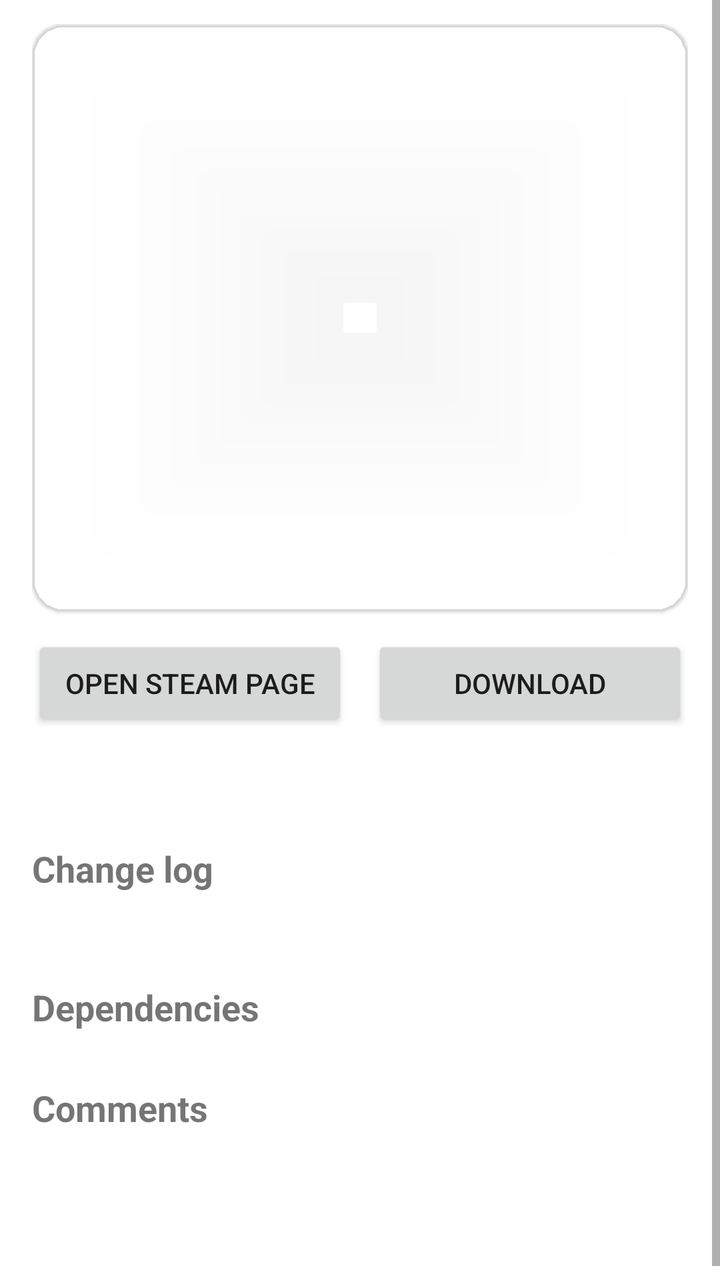
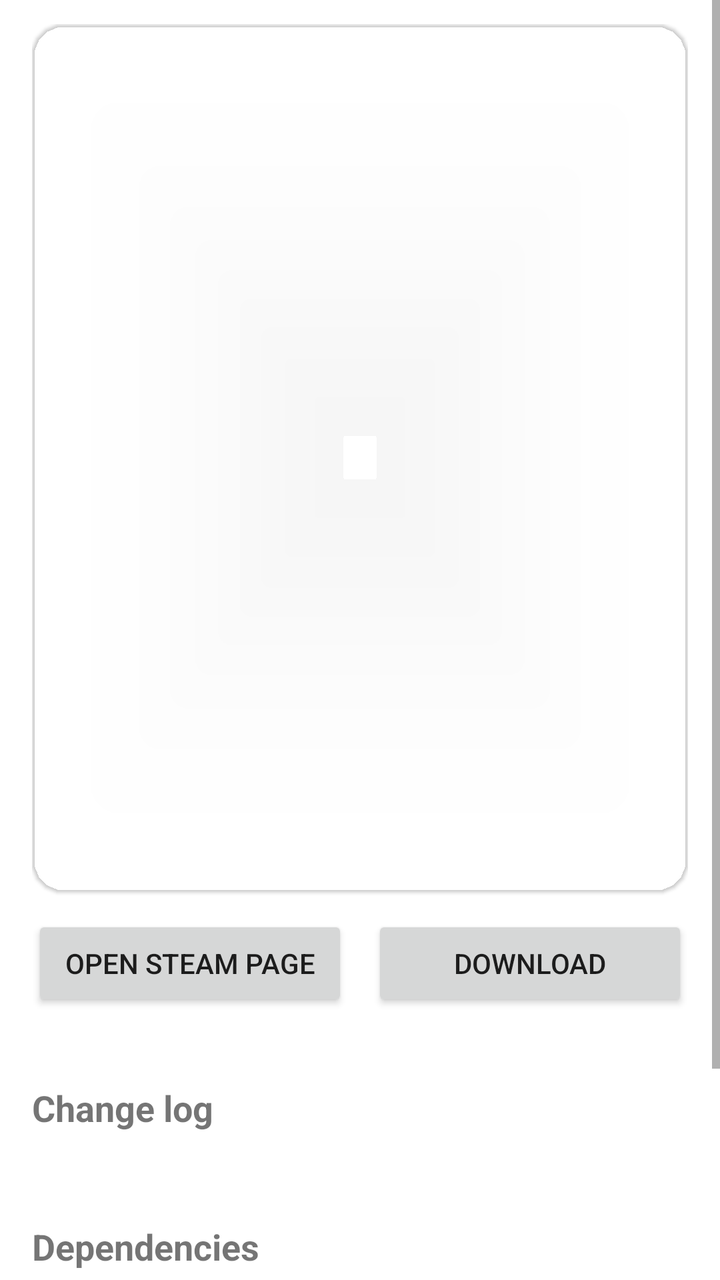

Two renders of the same Android screen: before a commit and after it. Below are the layout's source before the change and the commit's diff.
<!-- AndroidManifest.xml: application theme AppTheme -->
<!-- res/layout/fragment_workshop_detail.xml -->
<?xml version="1.0" encoding="utf-8"?>
<ScrollView xmlns:android="http://schemas.android.com/apk/res/android"
    android:layout_width="match_parent"
    android:layout_height="match_parent"
    android:background="?attr/colorSurface"
    android:fillViewport="true">

    <LinearLayout
        android:layout_width="match_parent"
        android:layout_height="wrap_content"
        android:orientation="vertical"
        android:paddingStart="16dp"
        android:paddingTop="12dp"
        android:paddingEnd="16dp"
        android:paddingBottom="24dp">

        <com.google.android.material.card.MaterialCardView
            android:layout_width="match_parent"
            android:layout_height="wrap_content"
            app:cardBackgroundColor="?attr/colorSurfaceContainerHigh"
            app:cardCornerRadius="16dp"
            xmlns:app="http://schemas.android.com/apk/res-auto">

            <LinearLayout
                android:layout_width="match_parent"
                android:layout_height="wrap_content"
                android:orientation="vertical"
                android:padding="12dp">

                <ImageView
                    android:id="@+id/workshop_detail_image"
                    android:layout_width="match_parent"
                    android:layout_height="wrap_content"
                    android:adjustViewBounds="true"
                    android:background="?attr/colorSurfaceContainerHighest"
                    android:contentDescription="@string/workshop_cover"
                    android:maxHeight="320dp"
                    android:minHeight="160dp"
                    android:scaleType="fitCenter" />

                <TextView
                    android:id="@+id/workshop_detail_title"
                    android:layout_width="match_parent"
                    android:layout_height="wrap_content"
                    android:layout_marginTop="12dp"
                    android:textSize="22sp"
                    android:textStyle="bold" />

                <TextView
                    android:id="@+id/workshop_detail_author"
                    android:layout_width="match_parent"
                    android:layout_height="wrap_content"
                    android:layout_marginTop="4dp" />

                <TextView
                    android:id="@+id/workshop_detail_meta"
                    android:layout_width="match_parent"
                    android:layout_height="wrap_content"
                    android:layout_marginTop="2dp"
                    android:textSize="12sp" />

                <TextView
                    android:id="@+id/workshop_detail_tags"
                    android:layout_width="match_parent"
                    android:layout_height="wrap_content"
                    android:layout_marginTop="8dp"
                    android:textStyle="italic" />
            </LinearLayout>
        </com.google.android.material.card.MaterialCardView>

        <LinearLayout
            android:layout_width="match_parent"
            android:layout_height="wrap_content"
            android:layout_marginTop="12dp"
            android:orientation="horizontal">

            <Button
                android:id="@+id/workshop_detail_open_steam"
                android:layout_width="0dp"
                android:layout_height="wrap_content"
                android:layout_marginEnd="6dp"
                android:layout_weight="1"
                android:text="@string/workshop_open_steam" />

            <Button
                android:id="@+id/workshop_detail_download"
                android:layout_width="0dp"
                android:layout_height="wrap_content"
                android:layout_marginStart="6dp"
                android:layout_weight="1"
                android:text="@string/workshop_download" />
        </LinearLayout>

        <Button
            android:id="@+id/workshop_detail_download_dependencies"
            android:layout_width="match_parent"
            android:layout_height="wrap_content"
            android:layout_marginTop="4dp"
            android:text="@string/workshop_download_dependencies"
            android:visibility="gone" />

        <TextView
            android:id="@+id/workshop_detail_description"
            android:layout_width="match_parent"
            android:layout_height="wrap_content"
            android:layout_marginTop="16dp"
            android:lineSpacingExtra="4dp"
            android:textSize="15sp" />

        <TextView
            android:id="@+id/workshop_detail_changes_title"
            android:layout_width="match_parent"
            android:layout_height="wrap_content"
            android:layout_marginTop="20dp"
            android:text="@string/workshop_change_notes"
            android:textSize="18sp"
            android:textStyle="bold" />

        <TextView
            android:id="@+id/workshop_detail_changes"
            android:layout_width="match_parent"
            android:layout_height="wrap_content"
            android:layout_marginTop="6dp"
            android:lineSpacingExtra="4dp" />

        <TextView
            android:id="@+id/workshop_detail_dependencies_title"
            android:layout_width="match_parent"
            android:layout_height="wrap_content"
            android:layout_marginTop="20dp"
            android:text="@string/workshop_dependencies"
            android:textSize="18sp"
            android:textStyle="bold" />

        <LinearLayout
            android:id="@+id/workshop_detail_dependencies"
            android:layout_width="match_parent"
            android:layout_height="wrap_content"
            android:layout_marginTop="6dp"
            android:orientation="vertical" />

        <TextView
            android:id="@+id/workshop_detail_comments_title"
            android:layout_width="match_parent"
            android:layout_height="wrap_content"
            android:layout_marginTop="20dp"
            android:text="@string/workshop_comments"
            android:textSize="18sp"
            android:textStyle="bold" />

        <LinearLayout
            android:id="@+id/workshop_detail_comments"
            android:layout_width="match_parent"
            android:layout_height="wrap_content"
            android:layout_marginTop="6dp"
            android:orientation="vertical" />

        <TextView
            android:id="@+id/workshop_detail_status"
            android:layout_width="match_parent"
            android:layout_height="wrap_content"
            android:layout_marginTop="16dp"
            android:padding="8dp" />
    </LinearLayout>
</ScrollView>
<!-- resources referenced by this layout -->
<resources>
  <string name="workshop_change_notes">Change log</string>
  <string name="workshop_comments">Comments</string>
  <string name="workshop_cover">Workshop cover</string>
  <string name="workshop_dependencies">Dependencies</string>
  <string name="workshop_download">Download</string>
  <string name="workshop_download_dependencies">Download dependencies</string>
  <string name="workshop_open_steam">Open Steam page</string>
</resources>

<!-- the commit's change to res/layout/fragment_workshop_detail.xml (unified diff, before → after) -->
@@ -27,16 +27,22 @@
                 android:orientation="vertical"
                 android:padding="12dp">
 
-                <ImageView
+                <androidx.recyclerview.widget.RecyclerView
                     android:id="@+id/workshop_detail_image"
                     android:layout_width="match_parent"
+                    android:layout_height="300dp"
+                    android:background="?attr/colorSurfaceContainerHighest"
+                    android:clipToPadding="false"
+                    android:overScrollMode="never" />
+
+                <TextView
+                    android:id="@+id/workshop_detail_image_page"
+                    android:layout_width="match_parent"
                     android:layout_height="wrap_content"
-                    android:adjustViewBounds="true"
-                    android:background="?attr/colorSurfaceContainerHighest"
-                    android:contentDescription="@string/workshop_cover"
-                    android:maxHeight="320dp"
-                    android:minHeight="160dp"
-                    android:scaleType="fitCenter" />
+                    android:layout_marginTop="4dp"
+                    android:gravity="center"
+                    android:textSize="12sp"
+                    android:visibility="gone" />
 
                 <TextView
                     android:id="@+id/workshop_detail_title"
@@ -99,13 +105,12 @@
             android:text="@string/workshop_download_dependencies"
             android:visibility="gone" />
 
-        <TextView
+        <LinearLayout
             android:id="@+id/workshop_detail_description"
             android:layout_width="match_parent"
             android:layout_height="wrap_content"
             android:layout_marginTop="16dp"
-            android:lineSpacingExtra="4dp"
-            android:textSize="15sp" />
+            android:orientation="vertical" />
 
         <TextView
             android:id="@+id/workshop_detail_changes_title"
<!-- resource entries referenced after the edit -->
@@ -2,7 +2,6 @@
 <resources>
   <string name="workshop_change_notes">Change log</string>
   <string name="workshop_comments">Comments</string>
-  <string name="workshop_cover">Workshop cover</string>
   <string name="workshop_dependencies">Dependencies</string>
   <string name="workshop_download">Download</string>
   <string name="workshop_download_dependencies">Download dependencies</string>
